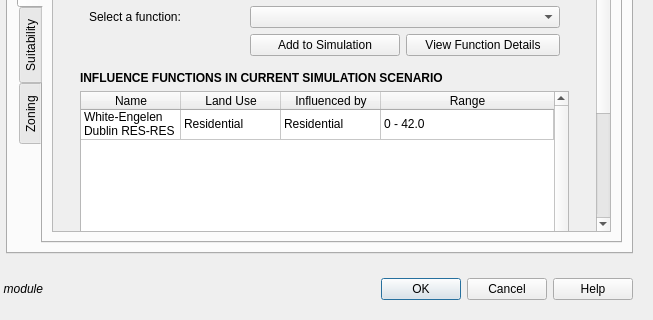
First picture: the form in gui/md_urbdevelopgui.ui, repository petermbach/urbanbeats-pss, before the edit; both pictures show x 178 to 831 and y 325 to 645 of the 831 by 645 pixel window.
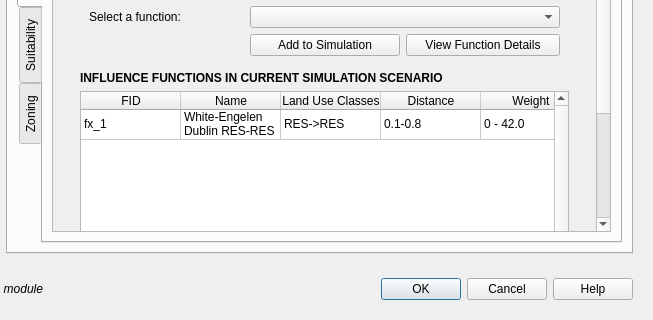
Second picture: the form after the edit. Icons and pictures are not drawn.

Commit message: Fully linked the influence functions GUI with the urban development module including viewable functions in the GUI itself. Now to program the actual sub-procedure for calculating neighbourhood effect.

```diff
--- a/gui/md_urbdevelopgui.ui
+++ b/gui/md_urbdevelopgui.ui
@@ -3695,7 +3695,7 @@
                  <property name="geometry">
                   <rect>
                    <x>0</x>
-                   <y>0</y>
+                   <y>-109</y>
                    <width>541</width>
                    <height>520</height>
                   </rect>
@@ -3752,6 +3752,9 @@
                          <property name="selectionBehavior">
                           <enum>QAbstractItemView::SelectRows</enum>
                          </property>
+                         <property name="sortingEnabled">
+                          <bool>true</bool>
+                         </property>
                          <attribute name="horizontalHeaderStretchLastSection">
                           <bool>true</bool>
                          </attribute>
@@ -3763,6 +3766,11 @@
                            <string>1</string>
                           </property>
                          </row>
+                         <column>
+                          <property name="text">
+                           <string>FID</string>
+                          </property>
+                         </column>
                          <column>
                           <property name="text">
                            <string>Name</string>
@@ -3770,36 +3778,41 @@
                          </column>
                          <column>
                           <property name="text">
-                           <string>Land Use</string>
+                           <string>Land Use Classes</string>
                           </property>
                          </column>
                          <column>
                           <property name="text">
-                           <string>Influenced by</string>
+                           <string>Distance</string>
                           </property>
                          </column>
                          <column>
                           <property name="text">
-                           <string>Range</string>
+                           <string>Weight</string>
                           </property>
                          </column>
                          <item row="0" column="0">
                           <property name="text">
-                           <string>White-Engelen Dublin RES-RES</string>
+                           <string>fx_1</string>
                           </property>
                          </item>
                          <item row="0" column="1">
                           <property name="text">
-                           <string>Residential</string>
+                           <string>White-Engelen Dublin RES-RES</string>
                           </property>
                          </item>
                          <item row="0" column="2">
                           <property name="text">
-                           <string>Residential</string>
+                           <string>RES-&gt;RES</string>
                           </property>
                          </item>
                          <item row="0" column="3">
                           <property name="text">
+                           <string>0.1-0.8</string>
+                          </property>
+                         </item>
+                         <item row="0" column="4">
+                          <property name="text">
                            <string>0 - 42.0</string>
                           </property>
                          </item>
```
Left out of the diff: 2 changed lines with no effect on the pictures. The commit also changes 7 other files.
